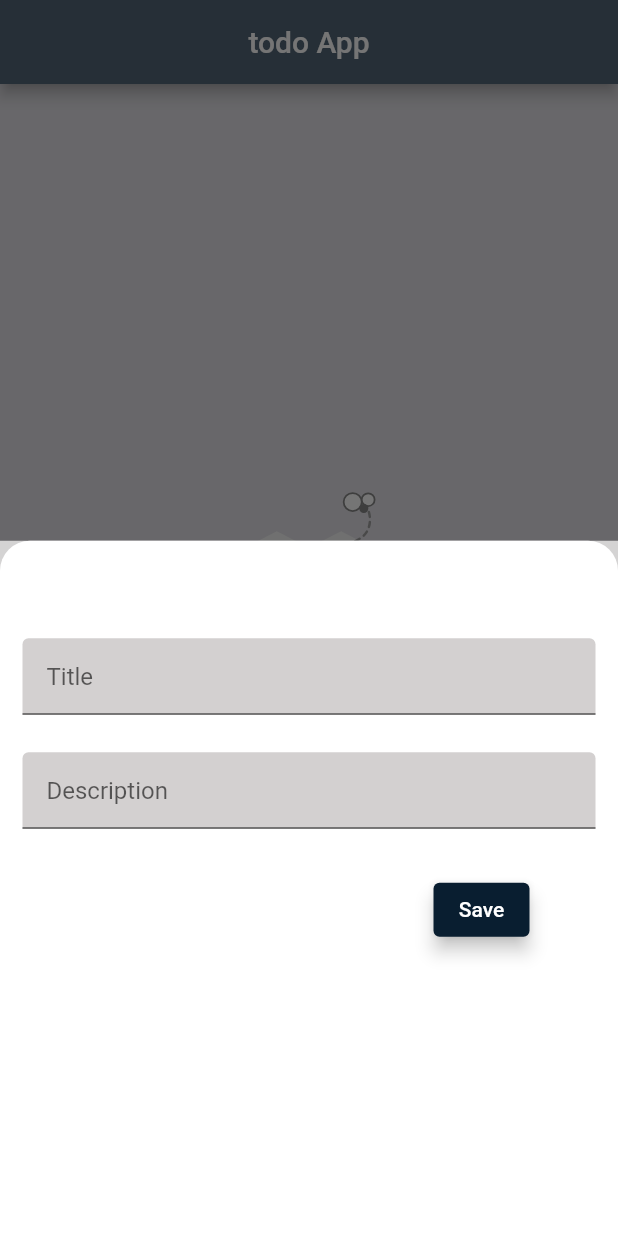
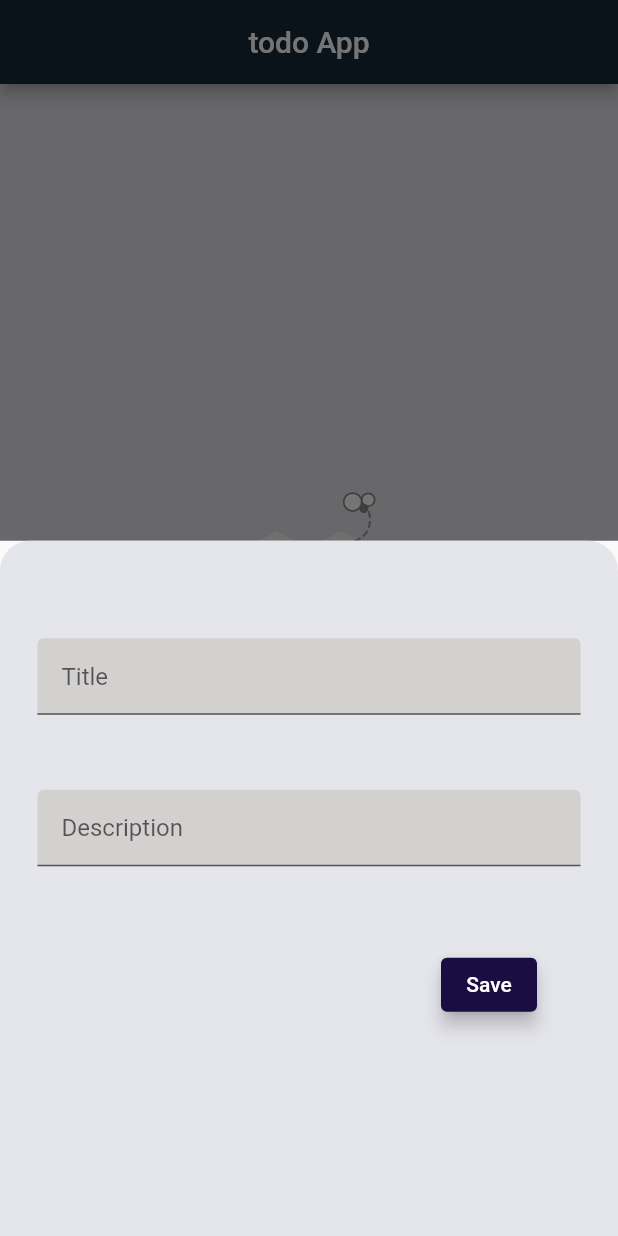
Before and after one commit to Afaf997/hive_miniProject, a Flutter app: the ListDetailsWidget screen opened by its route, after a tap on the "add" icon, on a phone screen of 412 x 824 dp. Run offline on Flutter 3.47's test engine with Material 2 defaults, Android fonts, the light colour scheme and no system bars; drawn by our look-alikes of google_nav_bar; our stand-ins replace flutter_slidable, go_router, hive, hive_flutter, lottie; accounts and stored records are empty.

Commit message:
update project

```diff
--- a/lib/view/mainPage.dart
+++ b/lib/view/mainPage.dart
@@ -28,7 +28,10 @@ class AnimationPage extends StatelessWidget {
   @override
   Widget build(BuildContext context) {
     return Scaffold(
-      body: Column(children: [
+      body: Column(
+        mainAxisAlignment: MainAxisAlignment.center,
+        crossAxisAlignment: CrossAxisAlignment.center,
+        children: [
         SizedBox(
           height: 500,
           width: 400,
@@ -40,7 +43,6 @@ class AnimationPage extends StatelessWidget {
         icon: Icons.arrow_forward,
         onpressed: () => GoRouter.of(context).go("/second"),
         backgroundColor:const Color.fromARGB(255, 5, 26, 43)
-        // hi
       ),
     );
   }
--- a/lib/view/todopage.dart
+++ b/lib/view/todopage.dart
@@ -3,14 +3,10 @@ import 'package:flutter/material.dart';
 import 'package:google_nav_bar/google_nav_bar.dart';
 import 'package:project_withprovider/controller/maincontroller.dart';
 import 'package:project_withprovider/controller/todolistcontroller.dart';
-import 'package:project_withprovider/model/todomodel.dart';
-// import 'package:project_withprovider/view/detailwidget.dart';
 import 'package:project_withprovider/view/list.dart';
 import 'package:project_withprovider/view/showList.dart';
 import 'package:project_withprovider/view/showTodo.dart.dart';
 import 'package:project_withprovider/view/todo.dart';
-// import 'package:hive_provider/controller/todoListController.dart';
-// import 'package:hive_provider/widgets/buttons.dart';
 import 'package:provider/provider.dart';
 
 class ListDetailsWidget extends StatelessWidget {
@@ -34,11 +30,11 @@ class ListDetailsWidget extends StatelessWidget {
       selectedWidget =  ListDetailsWidget ();
     }
     return Scaffold(
-      backgroundColor: const Color.fromARGB(255, 201, 199, 199),
+      backgroundColor: Color.fromARGB(255, 222, 224, 241),
       body: screens[mainprovider.selectedIndex.index],
       bottomNavigationBar: Container(
           height: 80,
-          color: const Color.fromARGB(255, 5, 26, 43),
+          color: Color.fromARGB(255, 7, 19, 31),
           child: Padding(
             padding: const EdgeInsets.symmetric(horizontal: 9),
             child: GNav(
@@ -64,7 +60,7 @@ class ListDetailsWidget extends StatelessWidget {
               _addListItem(context);
             }
           },
-          backgroundColor: const Color.fromARGB(255, 5, 26, 43),
+          backgroundColor: Color.fromARGB(255, 5, 14, 27),
           child: const Icon(Icons.add)),
     );
   }
@@ -75,28 +71,26 @@ void _addTodoItem(todoListViewModel , BuildContext context) {
   final subtitlecontroller = TextEditingController();
   // ignore: no_leading_underscores_for_local_identifiers
   Widget _buildInputField({
+
     TextEditingController? controller,
     // IconData? icon,
     String hintText = '',
     dynamic color,
-    double? height,
   }) {
     return Padding(
-      padding: const EdgeInsets.only(left: 15, right: 15, top: 25),
+      padding: const EdgeInsets.all(25),
       child: TextField(
           controller: controller,
           decoration: InputDecoration(
-          // prefixIcon: icon != null ? Icon(icon) : null,
           hintText: hintText,
           contentPadding: const EdgeInsets.all(16.0),
-           filled: true, // Set filled to true
+           filled: true,
            fillColor: const Color.fromARGB(255, 211, 208, 208),
         ),
       ),
     );
   }
   showModalBottomSheet(
-  backgroundColor: const Color.fromARGB(255, 212, 211, 211),
     context: context,
     builder: (BuildContext context) {
       return Container(
@@ -105,7 +99,8 @@ void _addTodoItem(todoListViewModel , BuildContext context) {
           topLeft: Radius.circular(20),
           topRight: Radius.circular(20),
         ),
-        color: Colors.white,
+        // color:const Color.fromARGB(255, 5, 26, 43),
+        color: Color.fromARGB(255, 229, 229, 236)
       ),
         child: Padding(
           padding:const EdgeInsets.only(top: 40),
@@ -118,21 +113,35 @@ void _addTodoItem(todoListViewModel , BuildContext context) {
               _buildInputField(
                 controller: subtitlecontroller,
                 hintText: 'Description',
-                height: 200,
+                 color: Colors.grey
+
               ),
               Padding(
-                padding:const EdgeInsets.only(left: 230, top: 30),
+                padding:const EdgeInsets.only(left: 240, top: 30),
                 child: ElevatedButton(
                   style: ElevatedButton.styleFrom(
                     foregroundColor: Colors.white,
-                    backgroundColor:  const Color.fromARGB(255, 9, 30, 48), // Text color
+                    backgroundColor: Color.fromARGB(255, 25, 13, 66),
+                  // Text color
                         elevation: 5),
                   onPressed: () {
+                      if (todoListViewModel.editingTodo != null) {
+                      // Update existing todo
+                      todoListViewModel.updateTodoList(
+                        todoListViewModel.editingTodo!,
+                        titlecontroller.text,
+                        subtitlecontroller.text,
+                      );
+                    } else {
+                      // Add a new todo
                       todoListViewModel.addTodoList(
                         titlecontroller.text,
                         subtitlecontroller.text,
                       );
-                      Navigator.pop(context);
+                    }
+                    Navigator.pop(context);
+                    titlecontroller.clear();
+                    subtitlecontroller.clear();
                   },
                   child: const Text("Save"),
                 ),
```
Also changed, not shown: lib/controller/todolistcontroller.dart (+16 -0 lines), lib/view/addFunction.dart (added, +81 -0 lines), lib/view/showTodo.dart.dart (+15 -84 lines), lib/view/updateTodo.dart (added, +85 -0 lines).
